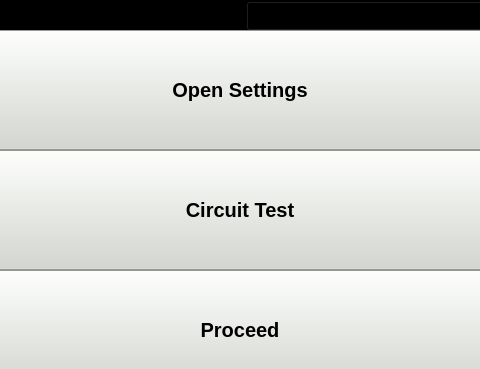
guescio/gui, file gui/mainwindow.ui: the form before one commit; both pictures show x 160 to 640 and y 0 to 369 of the 800 by 480 pixel window.
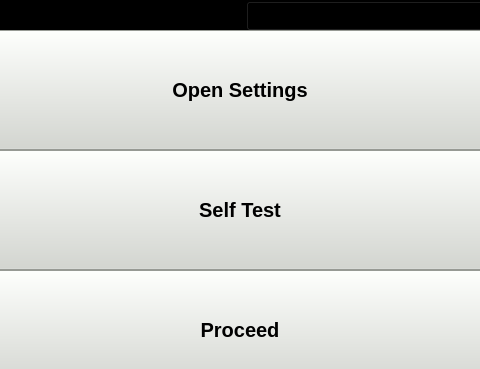
The form after the commit. The open tabs and pages were chosen to show the change. Custom widgets are drawn as their Qt base class.

Commit message: rename Circuit Test -> Self Test

Patch:
```diff
--- a/gui/mainwindow.ui
+++ b/gui/mainwindow.ui
@@ -677,7 +677,7 @@
            </font>
           </property>
           <property name="text">
-           <string>Circuit Test</string>
+           <string>Self Test</string>
           </property>
          </widget>
         </item>
```
